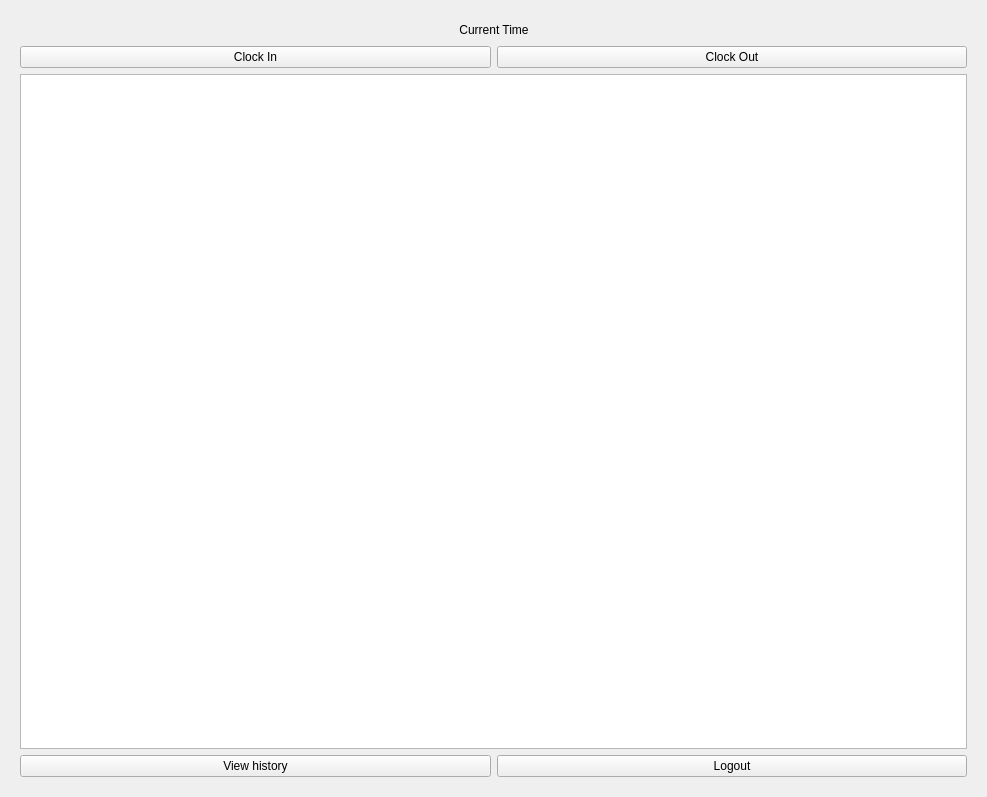
Qt form src/qt/forms/loginportal.ui (SyndicateLabs/SyndicateQT) before a commit.
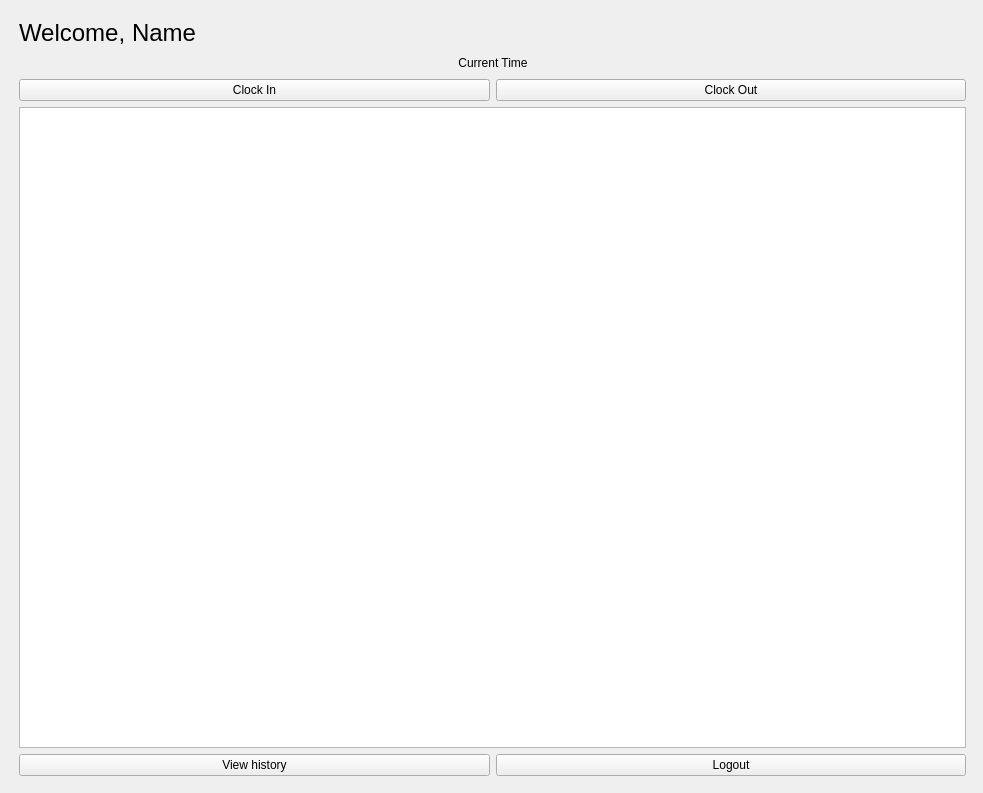
The same form after that commit. The open tabs and pages were chosen to show the change. Icons and pictures are not drawn.

Commit message:
Balance correction
balance correction & some minimal login portal additions

What changed in the file:
```diff
--- a/src/qt/forms/loginportal.ui
+++ b/src/qt/forms/loginportal.ui
@@ -13,9 +13,15 @@
   <property name="windowTitle">
    <string>Dialog</string>
   </property>
-  <layout class="QGridLayout" name="gridLayout_2">
-   <item row="0" column="0">
     <widget class="QStackedWidget" name="stackedWidget">
+   <property name="geometry">
+    <rect>
+     <x>10</x>
+     <y>10</y>
+     <width>965</width>
+     <height>775</height>
+    </rect>
+   </property>
      <property name="sizePolicy">
       <sizepolicy hsizetype="Preferred" vsizetype="Preferred">
        <horstretch>0</horstretch>
@@ -190,6 +196,37 @@
       </property>
       <layout class="QGridLayout" name="gridLayout">
        <item row="0" column="0">
+      <layout class="QHBoxLayout" name="horizontalLayout_7">
+       <item>
+        <widget class="QLabel" name="welcomeLabel">
+         <property name="text">
+          <string>&lt;html&gt;&lt;head/&gt;&lt;body&gt;&lt;p&gt;&lt;span style=&quot; font-size:18pt;&quot;&gt;Welcome,&lt;/span&gt;&lt;/p&gt;&lt;/body&gt;&lt;/html&gt;</string>
+         </property>
+        </widget>
+       </item>
+       <item>
+        <widget class="QLabel" name="nameLabel">
+         <property name="text">
+          <string>&lt;html&gt;&lt;head/&gt;&lt;body&gt;&lt;p&gt;&lt;span style=&quot; font-size:18pt;&quot;&gt;Name&lt;/span&gt;&lt;/p&gt;&lt;/body&gt;&lt;/html&gt;</string>
+         </property>
+        </widget>
+       </item>
+      </layout>
+     </item>
+     <item row="0" column="1">
+      <spacer name="horizontalSpacer_5">
+       <property name="orientation">
+        <enum>Qt::Horizontal</enum>
+       </property>
+       <property name="sizeHint" stdset="0">
+        <size>
+         <width>764</width>
+         <height>20</height>
+        </size>
+       </property>
+      </spacer>
+     </item>
+     <item row="1" column="0" colspan="2">
         <layout class="QVBoxLayout" name="verticalLayout_5">
          <item>
           <layout class="QHBoxLayout" name="horizontalLayout_6">
@@ -283,8 +320,6 @@
       </layout>
      </widget>
     </widget>
-   </item>
-  </layout>
  </widget>
  <resources>
   <include location="../bitcoin.qrc"/>
```
Left out of the diff: 2 changed lines with no effect on the pictures. Lines whose indentation alone changed are shown as unchanged. The commit also changes 2 other files.
